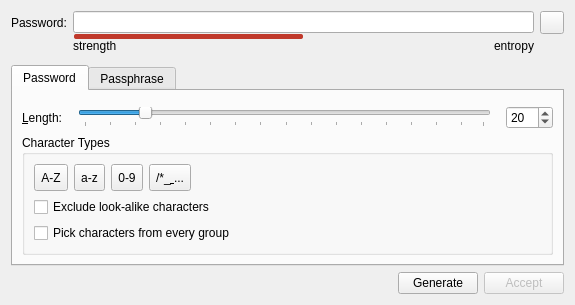
Old version of the form src/gui/PasswordGeneratorWidget.ui in the repository keepassxreboot/keepassxc.
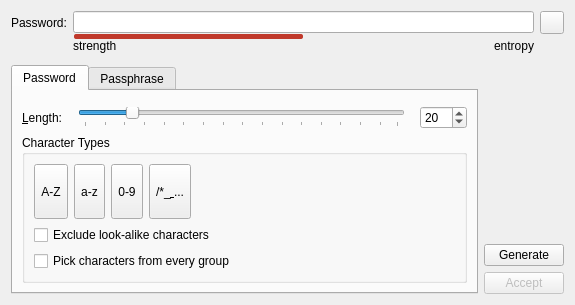
New version of the form. Custom widgets are drawn as their Qt base class.

Commit message: change button position

The edit to the form file:
```diff
--- a/src/gui/PasswordGeneratorWidget.ui
+++ b/src/gui/PasswordGeneratorWidget.ui
@@ -184,9 +184,11 @@
     </layout>
    </item>
    <item>
+    <layout class="QHBoxLayout" name="horizontalLayout">
+     <item>
     <widget class="QTabWidget" name="tabWidget">
      <property name="sizePolicy">
-      <sizepolicy hsizetype="Minimum" vsizetype="Expanding">
+        <sizepolicy hsizetype="Expanding" vsizetype="Expanding">
        <horstretch>0</horstretch>
        <verstretch>0</verstretch>
       </sizepolicy>
@@ -552,16 +554,16 @@
     </widget>
    </item>
    <item>
-    <layout class="QHBoxLayout" name="horizontalLayout">
+      <layout class="QVBoxLayout" name="verticalLayout_3">
      <item>
-      <spacer name="horizontalSpacer_3">
+        <spacer name="verticalSpacer">
        <property name="orientation">
-        <enum>Qt::Horizontal</enum>
+          <enum>Qt::Vertical</enum>
        </property>
        <property name="sizeHint" stdset="0">
         <size>
-         <width>40</width>
-         <height>20</height>
+           <width>20</width>
+           <height>40</height>
         </size>
        </property>
       </spacer>
@@ -586,6 +588,11 @@
     </layout>
    </item>
   </layout>
+   </item>
+   <item>
+    <layout class="QHBoxLayout" name="horizontalLayout_4"/>
+   </item>
+  </layout>
  </widget>
  <customwidgets>
   <customwidget>
```
Left out of the diff: 1 changed line with no effect on the pictures. Lines whose indentation alone changed are shown as unchanged.
